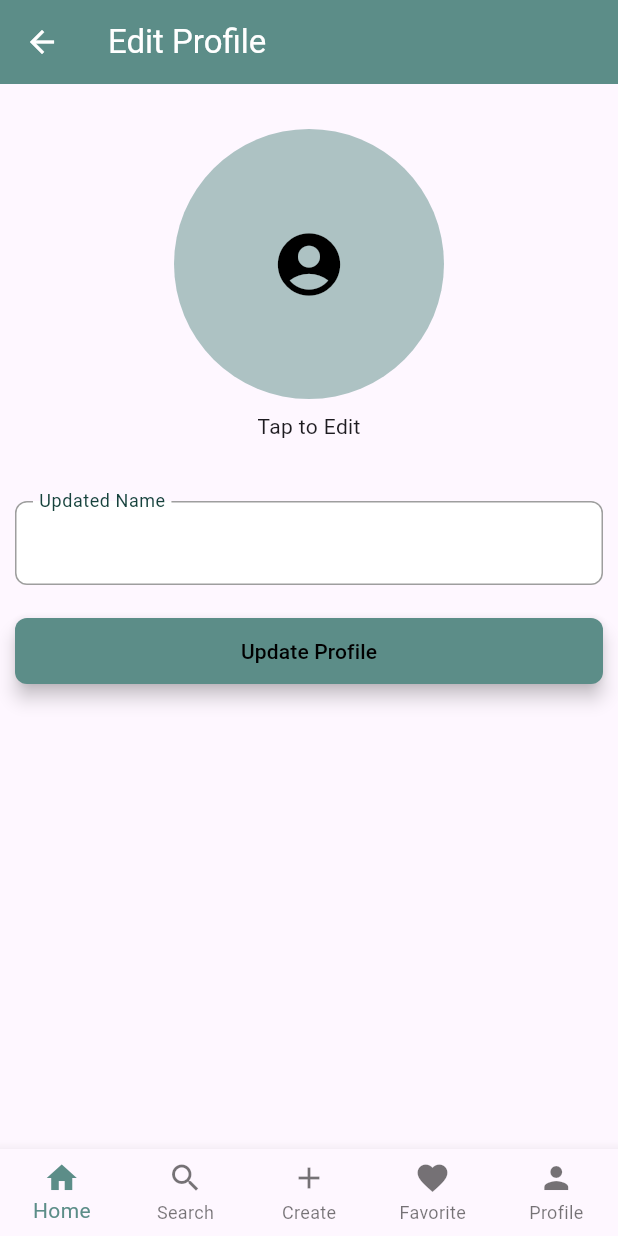
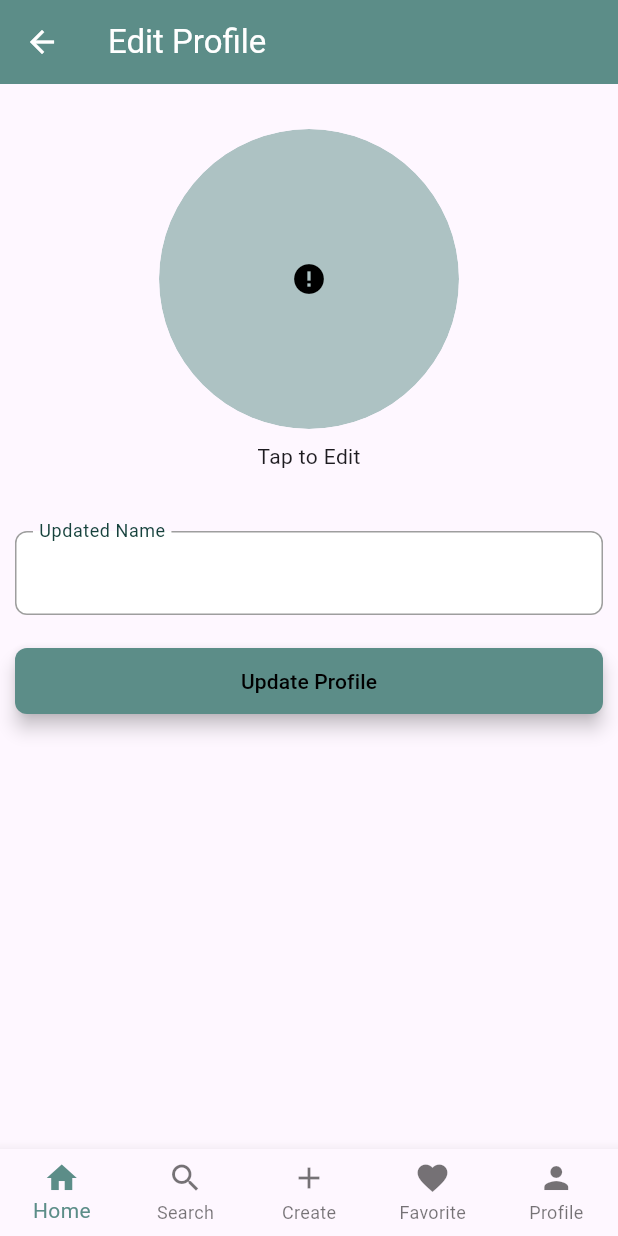
Before and after one commit to AhmedAbdulaal76/got_food, a Flutter app: the EditProfilePage screen opened by its route, on a phone screen of 412 x 824 dp. Run offline on Flutter 3.47's test engine with Material 3 defaults, Android fonts, the phone set to English and light mode, and no system bars; drawn by our look-alikes of cached_network_image; our stand-ins replace babstrap_settings_screen, carousel_slider, flutter_dotenv, get_it, image_picker, supabase_flutter; accounts and stored records are empty; network calls fail.

Commit message:
fixed img initialization

```diff
--- a/lib/features/account/edit-profile-view/editProfilePage.dart
+++ b/lib/features/account/edit-profile-view/editProfilePage.dart
@@ -1,5 +1,6 @@
 import 'dart:io';
 
+import 'package:cached_network_image/cached_network_image.dart';
 import 'package:flutter/material.dart';
 import 'package:got_food/common/widgets/layout/customScaffold.dart';
 import 'package:image_picker/image_picker.dart';
@@ -83,7 +84,7 @@ class _EditProfilePageState extends State<EditProfilePage> {
         );
 
         // Reset inputs and navigate back
-        _nameController.clear();
+        // _nameController.clear();
         // Navigator.pop(context, 'updated');
       } catch (e) {
         print('Error updating profile: $e');
@@ -132,6 +133,7 @@ class _EditProfilePageState extends State<EditProfilePage> {
 
   @override
   Widget build(BuildContext context) {
+    final user = Provider.of<UserViewModel>(context, listen: false).user;
     return CustomScaffold(
       title: 'Edit Profile',
       body: _isLoading
@@ -153,14 +155,21 @@ class _EditProfilePageState extends State<EditProfilePage> {
                                   radius: 90,
                                   backgroundImage: FileImage(_selectedImage!),
                                 )
-                              : CircleAvatar(
-                                  radius: 90,
-                                  backgroundColor: Theme.of(context)
-                                      .colorScheme
-                                      .primary
-                                      .withOpacity(0.5),
-                                  child: const Icon(Icons.account_circle,
-                                      size: 50),
+                              : ClipOval(
+                                  child: CircleAvatar(
+                                    radius: 100,
+                                    backgroundColor: Theme.of(context)
+                                        .colorScheme
+                                        .primary
+                                        .withOpacity(0.5),
+                                    child: CachedNetworkImage(
+                                      imageUrl: user?.imageUrl ?? '',
+                                      placeholder: (context, url) =>
+                                          const CircularProgressIndicator(),
+                                      errorWidget: (context, url, error) =>
+                                          const Icon(Icons.error),
+                                    ),
+                                  ),
                                 ),
                           const SizedBox(
                               height:
```
